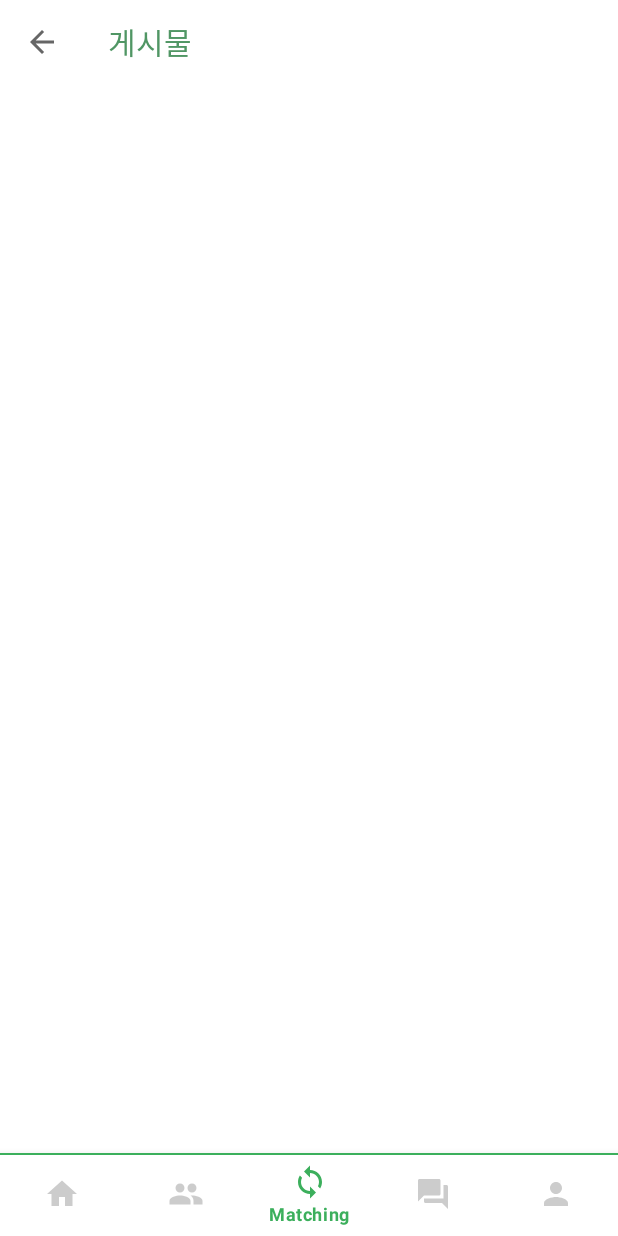
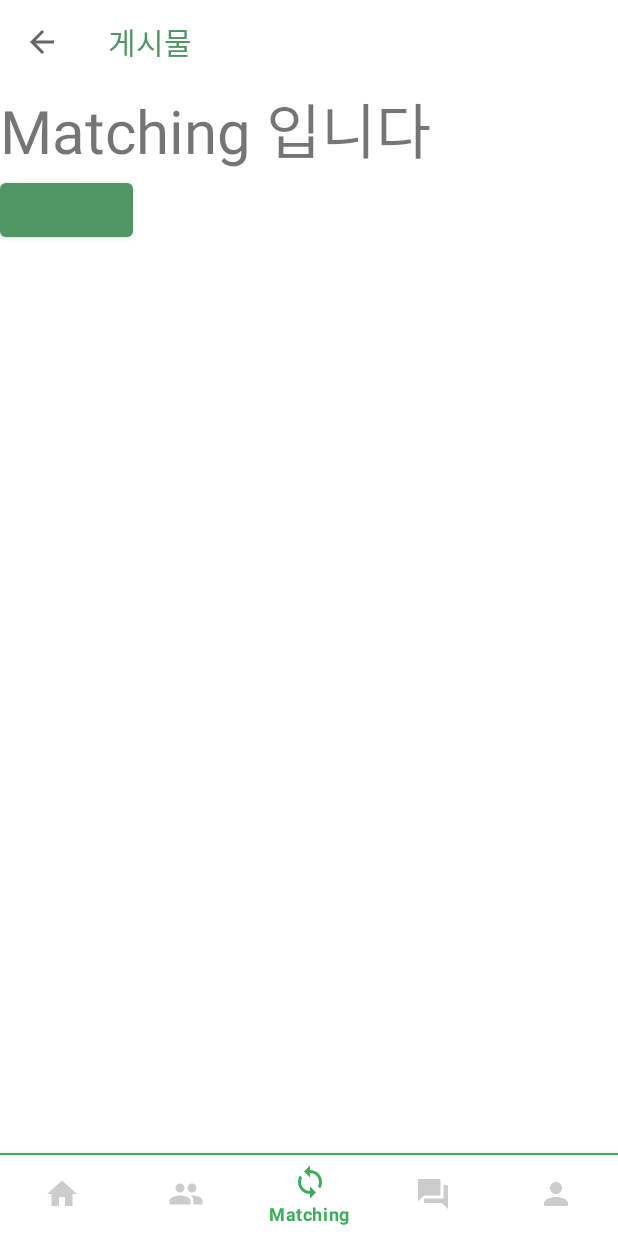
Before and after one commit to awholeneworld/LandscapeArchitecture, an Android app: the screen it shows after launch once a user with an empty profile is signed in (MainActivity), item 3 of the bottom bar chosen, on a phone screen of 412 x 824 dp. Run offline under Robolectric (Android 15) with nearby library versions, the phone set to English and light mode, and no system bars; our stand-ins replace Firebase (no records; nobody signed in at launch, a user with empty details on screens opened directly).

Commit message:
add ExpertList.java & expertlist_matching.xml, all clear except print

```diff
--- a/app/src/main/java/gachon/termproject/joker/activity/Signup06Activity.java
+++ b/app/src/main/java/gachon/termproject/joker/activity/Signup06Activity.java
@@ -141,7 +141,7 @@ public class Signup06Activity extends AppCompatActivity {
                     user.put("ID", ID);
                     user.put("nickname", nickname);
                     user.put("location", locations);
-                    user.put("isPublic", true);
+                    user.put("isPublic", false);
                     user.put("posts", 0);
                     user.put("match", 0);
                     user.put("chat", 0);
--- a/app/src/main/java/gachon/termproject/joker/fragment/MatchingFrame.java
+++ b/app/src/main/java/gachon/termproject/joker/fragment/MatchingFrame.java
@@ -1,14 +1,17 @@
 package gachon.termproject.joker.fragment;
 
 import android.os.Bundle;
+import android.util.Log;
 import android.view.LayoutInflater;
 import android.view.View;
 import android.view.ViewGroup;
 import android.widget.Button;
+import android.widget.FrameLayout;
 
 import androidx.annotation.NonNull;
 import androidx.annotation.Nullable;
 import androidx.fragment.app.Fragment;
+import androidx.fragment.app.FragmentManager;
 
 import com.google.android.gms.tasks.OnCompleteListener;
 import com.google.android.gms.tasks.Task;
@@ -21,35 +24,31 @@ import com.google.firebase.firestore.QuerySnapshot;
 import java.lang.reflect.Array;
 import java.util.ArrayList;
 import java.util.List;
+
+import gachon.termproject.joker.ExpertListContent;
 import gachon.termproject.joker.R;
-/*
+
 public class MatchingFrame extends Fragment {
+    private FragmentManager fm;
+    private View view;
+    private ExpertList Elist;
+    public static ArrayList<ExpertListContent> expertList = new ArrayList<ExpertListContent>();
 
-    private View view;
 
     @Nullable
     @Override
     public View onCreateView(@NonNull LayoutInflater inflater, @Nullable ViewGroup container, @Nullable Bundle savedInstanceState) {
-        view = inflater.inflate(R.layout.matching_frame, container, false);
+        view = inflater.inflate(R.layout.frame_matching, container, false);
+        fm = getChildFragmentManager();
 
-        return view;
-    }
-}
-*/
-
-public class MatchingFrame extends Fragment {
-
-    public ArrayList<String> expertList = new ArrayList<String>();
-    private FirebaseFirestore fStore;
-    private CollectionReference collectionReference;
-    @Override
-    public void onCreate(Bundle savedInstanceState) {
-        super.onCreate(savedInstanceState);
-
-        Button nextButton = getActivity().findViewById(R.id.expertList);
+        Button nextButton = view.findViewById(R.id.expertList);
         nextButton.setOnClickListener(new View.OnClickListener() {
             @Override
             public void onClick(View v) {
+
+                FirebaseFirestore fStore;
+                CollectionReference collectionReference;
+
                 fStore = FirebaseFirestore.getInstance();
                 collectionReference = fStore.collection("users");
                 collectionReference.get().addOnCompleteListener(new OnCompleteListener<QuerySnapshot>() {
@@ -63,7 +62,7 @@ public class MatchingFrame extends Fragment {
                                 DocumentSnapshot snapshot = list.get(i);
                                 Boolean publicCheck = snapshot.getBoolean("isPublic");
                                 if (!publicCheck) {
-                                expertList.add(snapshot.getId());
+                                    expertList.add(new ExpertListContent(snapshot.getId(), snapshot.getString("nickname")));
                                 }
                             }
                         }
@@ -71,5 +70,6 @@ public class MatchingFrame extends Fragment {
                 });
             }
         });
+        return view;
     }
 }
--- a/app/src/main/res/layout/frame_matching.xml
+++ b/app/src/main/res/layout/frame_matching.xml
@@ -1,7 +1,8 @@
 <?xml version="1.0" encoding="utf-8"?>
-<LinearLayout
-    xmlns:android="http://schemas.android.com/apk/res/android" android:layout_width="match_parent"
+<LinearLayout xmlns:android="http://schemas.android.com/apk/res/android"
+    android:layout_width="match_parent"
     android:layout_height="match_parent"
+    xmlns:app="http://schemas.android.com/apk/res-auto"
     android:orientation="vertical">
     <!-- 나중에 community_frame처럼 바꾸면될듯. 아래는 for 테스트-->
     <TextView
@@ -16,5 +17,11 @@
         android:layout_height="wrap_content"
         android:text="expert"
         />
+    <FrameLayout
+        android:id="@+id/expertList_frame"
+        android:layout_width="match_parent"
+        android:layout_height="match_parent"
+        app:layout_constraintTop_toBottomOf="@id/expertList">
+    </FrameLayout>
 
 </LinearLayout>
```
Also changed, not shown: app/src/main/java/gachon/termproject/joker/ExpertListContent.java (+9 -7 lines), app/src/main/java/gachon/termproject/joker/adapter/ExpertListAdapter.java (+3 -6 lines), app/src/main/java/gachon/termproject/joker/fragment/ExpertList.java (added, +57 -0 lines), app/src/main/res/layout/expertlist_matching.xml (added, +22 -0 lines).
